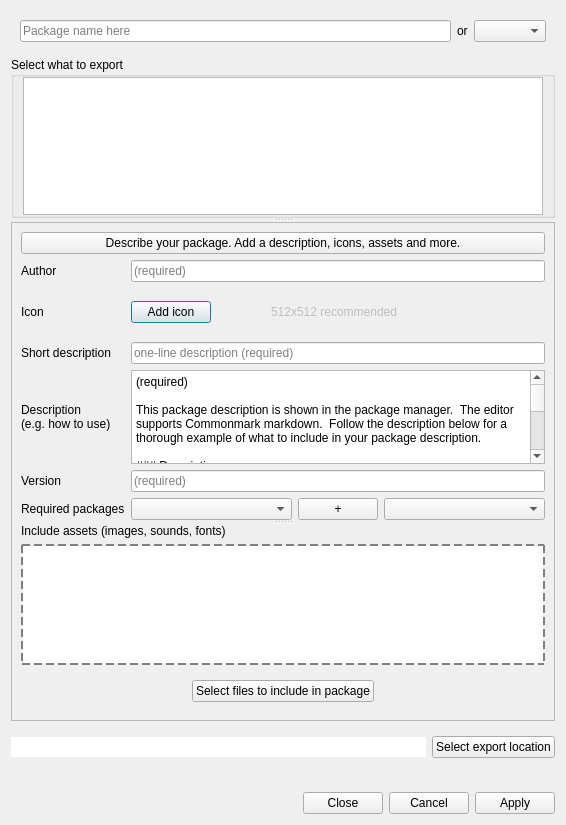
Before: the Qt Designer form src/ui/dlgPackageExporter.ui in Mudlet/Mudlet, drawn with Qt 5.
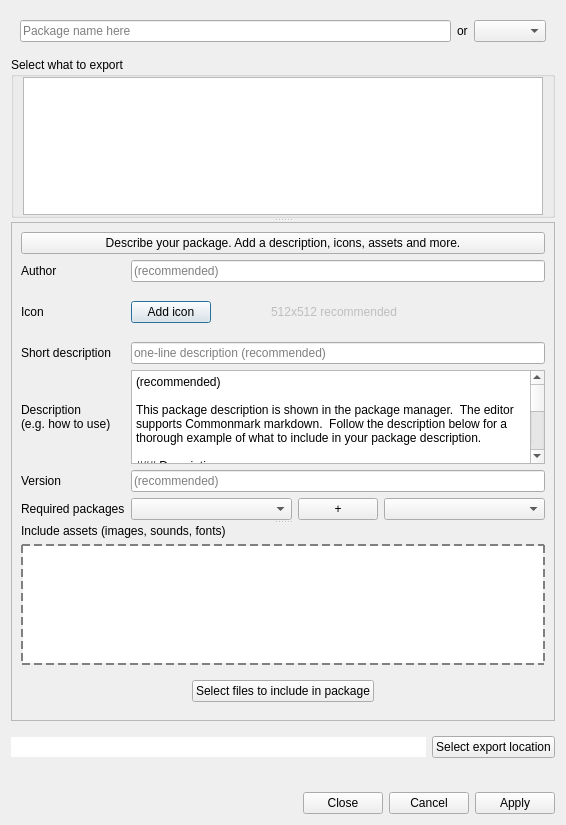
After: the same form once the commit is applied. Custom widgets are drawn as their Qt base class.

Commit message: Update package exporter UI: change placeholder text from 'required' to 'recommended' and adjust tooltip for missing fields

The edit to the form file:
```diff
--- a/src/ui/dlgPackageExporter.ui
+++ b/src/ui/dlgPackageExporter.ui
@@ -172,7 +172,7 @@
               <enum>Qt::FocusPolicy::StrongFocus</enum>
              </property>
              <property name="placeholderText">
-              <string>(required)</string>
+              <string>(recommended)</string>
              </property>
             </widget>
            </item>
@@ -265,7 +265,7 @@
               <number>140</number>
              </property>
              <property name="placeholderText">
-              <string>one-line description (required)</string>
+              <string>one-line description (recommended)</string>
              </property>
             </widget>
            </item>
@@ -286,7 +286,7 @@
               <bool>true</bool>
              </property>
              <property name="text">
-              <string>(required)
+              <string>(recommended)
 
 This package description is shown in the package manager.  The editor supports Commonmark markdown.  Follow the description below for a thorough example of what to include in your package description.
 
@@ -327,7 +327,7 @@
            <item row="4" column="1">
             <widget class="QLineEdit" name="lineEdit_version">
              <property name="placeholderText">
-              <string>(required)</string>
+              <string>(recommended)</string>
              </property>
             </widget>
            </item>
```
The commit also changes 1 other file.
